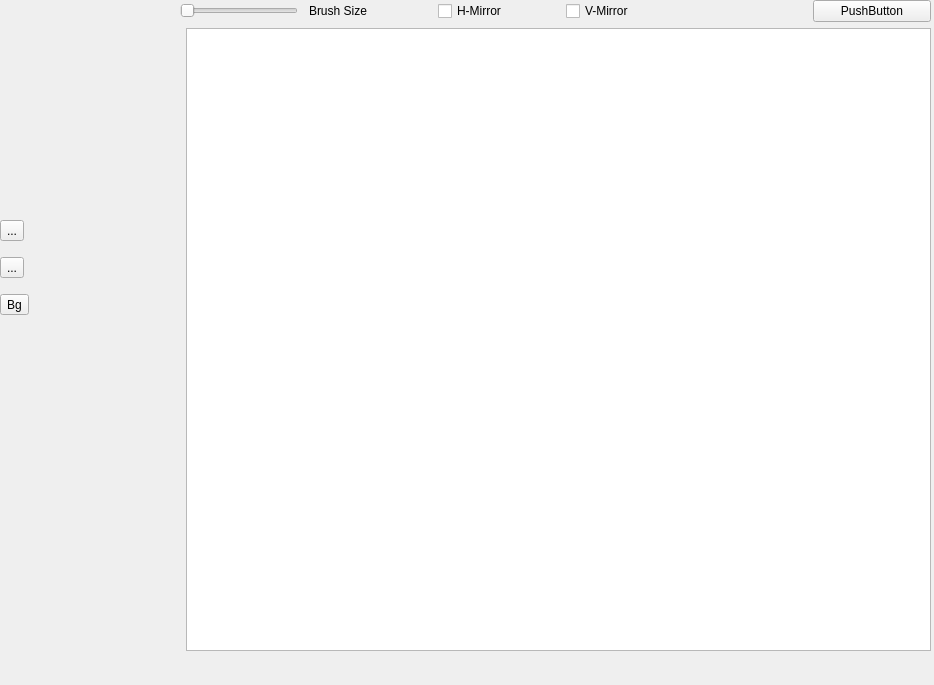
rivenblades/QPaint, file mainwindow.ui: the form before one commit.
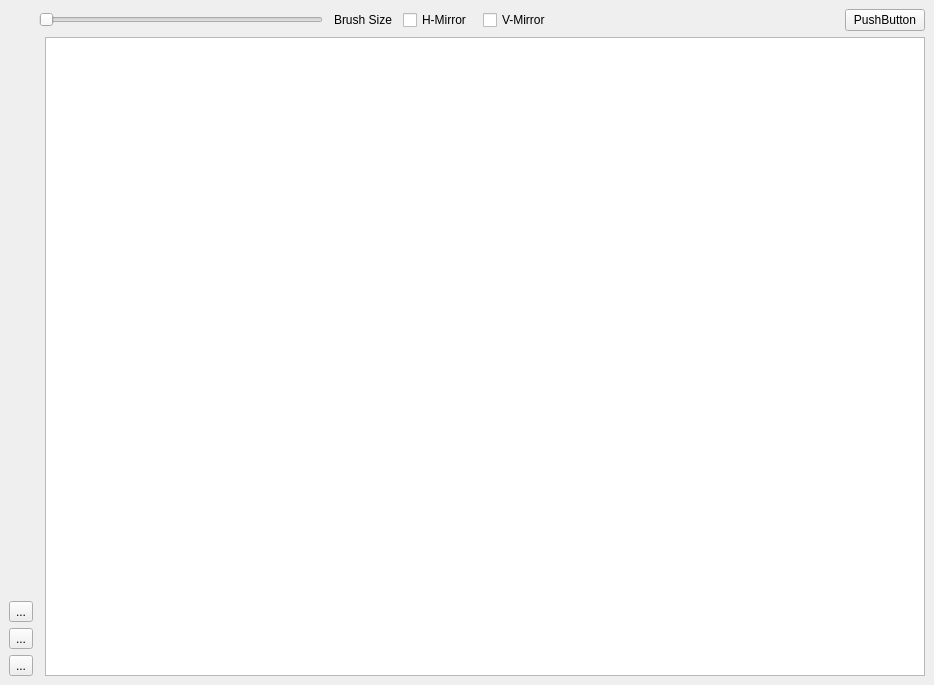
The form after the commit. Custom widgets are drawn as their Qt base class.

Commit message: Symetry h+v

```diff
--- a/mainwindow.ui
+++ b/mainwindow.ui
@@ -14,15 +14,13 @@
    <string>MainWindow</string>
   </property>
   <widget class="QWidget" name="centralwidget">
-   <widget class="QWidget" name="layoutWidget">
-    <property name="geometry">
-     <rect>
-      <x>0</x>
-      <y>210</y>
-      <width>47</width>
-      <height>115</height>
-     </rect>
-    </property>
+   <layout class="QHBoxLayout" name="horizontalLayout_2">
+    <item>
+     <layout class="QVBoxLayout" name="verticalLayout_3">
+      <item>
+       <widget class="ColorWheel" name="colorWheel" native="true"/>
+      </item>
+      <item>
     <layout class="QVBoxLayout" name="verticalLayout">
      <item>
       <widget class="QToolButton" name="toolButton">
@@ -41,21 +39,15 @@
      <item>
       <widget class="QToolButton" name="toolButton_3">
        <property name="text">
-        <string>Bg</string>
+           <string>...</string>
        </property>
       </widget>
      </item>
     </layout>
-   </widget>
-   <widget class="QWidget" name="layoutWidget">
-    <property name="geometry">
-     <rect>
-      <x>180</x>
-      <y>0</y>
-      <width>751</width>
-      <height>651</height>
-     </rect>
-    </property>
+      </item>
+     </layout>
+    </item>
+    <item>
     <layout class="QVBoxLayout" name="verticalLayout_2">
      <item>
       <layout class="QHBoxLayout" name="horizontalLayout">
@@ -71,12 +63,6 @@
        </item>
        <item>
         <widget class="QLabel" name="label">
-         <property name="sizePolicy">
-          <sizepolicy hsizetype="Expanding" vsizetype="Preferred">
-           <horstretch>0</horstretch>
-           <verstretch>0</verstretch>
-          </sizepolicy>
-         </property>
          <property name="text">
           <string>Brush Size</string>
          </property>
@@ -84,12 +70,6 @@
        </item>
        <item>
         <widget class="QCheckBox" name="checkBox_2">
-         <property name="sizePolicy">
-          <sizepolicy hsizetype="Expanding" vsizetype="Fixed">
-           <horstretch>0</horstretch>
-           <verstretch>0</verstretch>
-          </sizepolicy>
-         </property>
          <property name="text">
           <string>H-Mirror</string>
          </property>
@@ -97,12 +77,6 @@
        </item>
        <item>
         <widget class="QCheckBox" name="checkBox_3">
-         <property name="sizePolicy">
-          <sizepolicy hsizetype="Expanding" vsizetype="Fixed">
-           <horstretch>0</horstretch>
-           <verstretch>0</verstretch>
-          </sizepolicy>
-         </property>
          <property name="text">
           <string>V-Mirror</string>
          </property>
@@ -123,12 +97,6 @@
        </item>
        <item>
         <widget class="QPushButton" name="pushButton">
-         <property name="sizePolicy">
-          <sizepolicy hsizetype="Expanding" vsizetype="Fixed">
-           <horstretch>0</horstretch>
-           <verstretch>0</verstretch>
-          </sizepolicy>
-         </property>
          <property name="text">
           <string>PushButton</string>
          </property>
@@ -147,17 +115,8 @@
       </layout>
      </item>
     </layout>
-   </widget>
-   <widget class="ColorWheel" name="colorWheel" native="true">
-    <property name="geometry">
-     <rect>
-      <x>0</x>
-      <y>0</y>
-      <width>181</width>
-      <height>211</height>
-     </rect>
-    </property>
-   </widget>
+    </item>
+   </layout>
   </widget>
   <widget class="QMenuBar" name="menubar">
    <property name="geometry">
```
Lines whose indentation alone changed are shown as unchanged. The commit also changes 1 other file.
